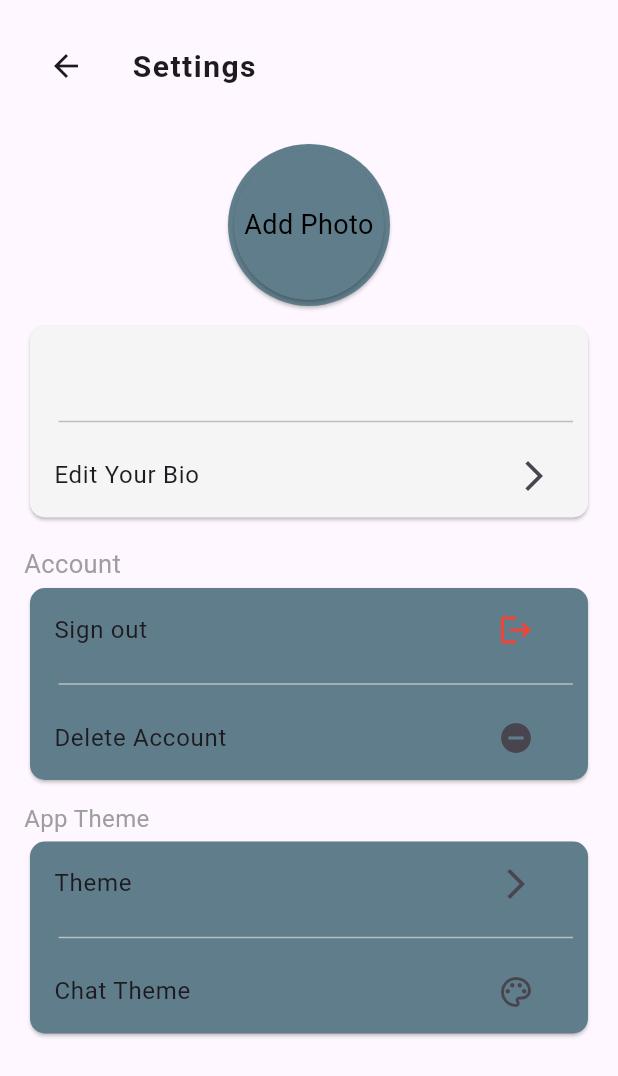
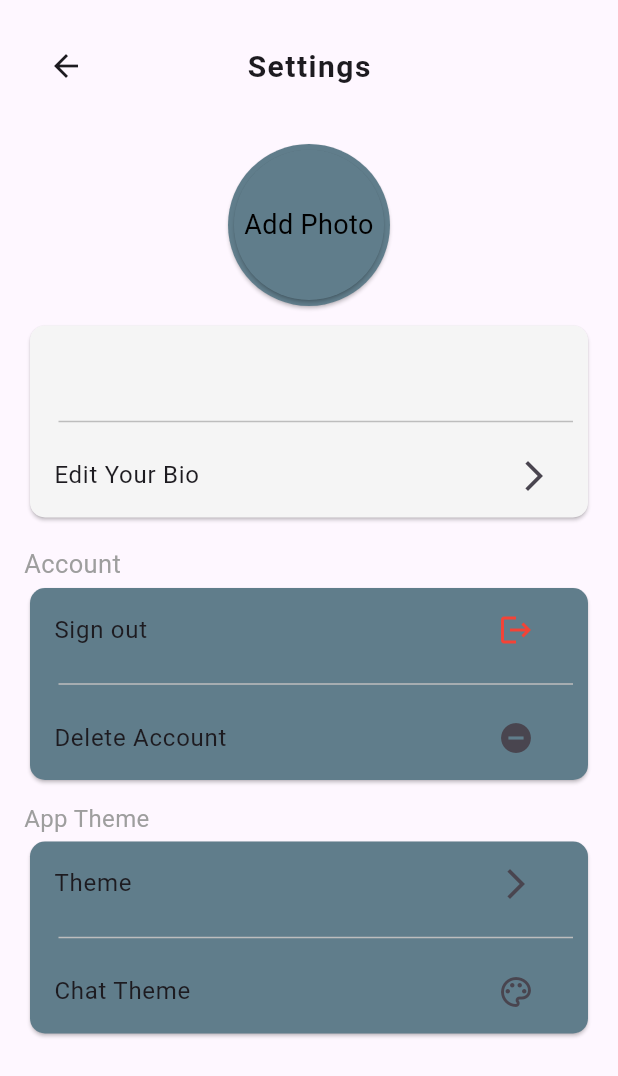
Before and after one commit to Amjadyabroudi128/whatsAppClone, a Flutter app: the SettingScreen screen opened directly, on a phone screen of 412 x 824 dp. Shown: the top 1076 px of the screen. Run offline on Flutter 3.47's test engine with Material 3 defaults, Android fonts, the phone set to English and light mode, and no system bars; our stand-ins replace cloud_firestore, file_picker, firebase_auth, firebase_core, firebase_storage, fluttertoast and 2 more; missing offline and left inert: firebase_app_check; accounts and stored records are empty.

Commit message:
made app bar centre

```diff
--- a/lib/core/appTheme.dart
+++ b/lib/core/appTheme.dart
@@ -16,6 +16,9 @@ import 'package:whatsappclone/core/MyColors.dart';
      borderRadius: BorderRadius.circular(10.0),
    );
   static final ThemeData appTheme = ThemeData().copyWith(
+    appBarTheme: AppBarTheme(
+      centerTitle: true
+    ),
        elevatedButtonTheme: ElevatedButtonThemeData(
          style: ElevatedButton.styleFrom(
              backgroundColor: myColors.TC,
@@ -51,8 +54,9 @@ import 'package:whatsappclone/core/MyColors.dart';
     cardTheme: CardTheme(
       shape: cardShape,
       color: Colors.blueGrey,
-    )
+    ),
    );
+
   static final ThemeData darkTheme = ThemeData(
       cardTheme: CardTheme(
         shape: cardShape,
```
Also changed, not shown: 4 other files.
